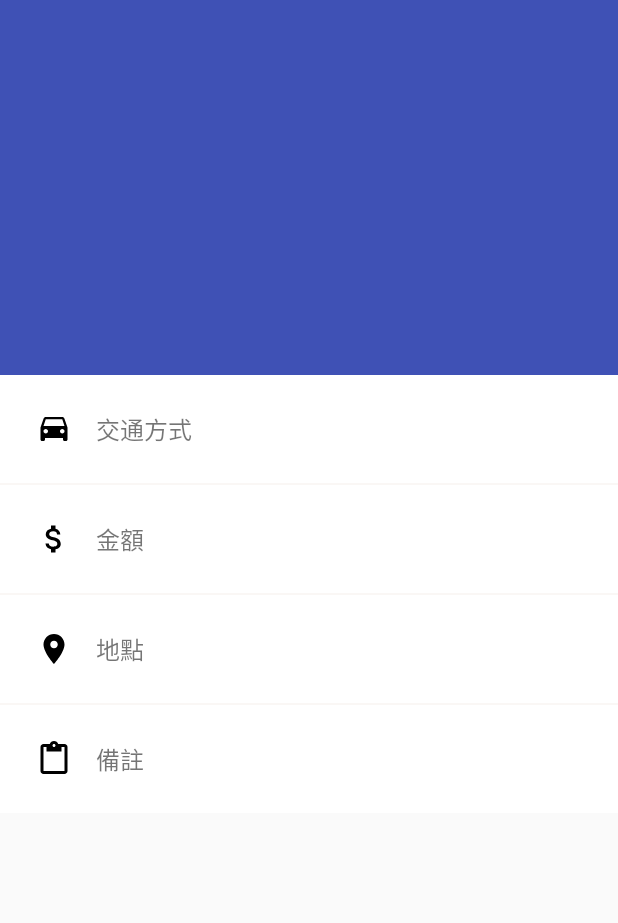
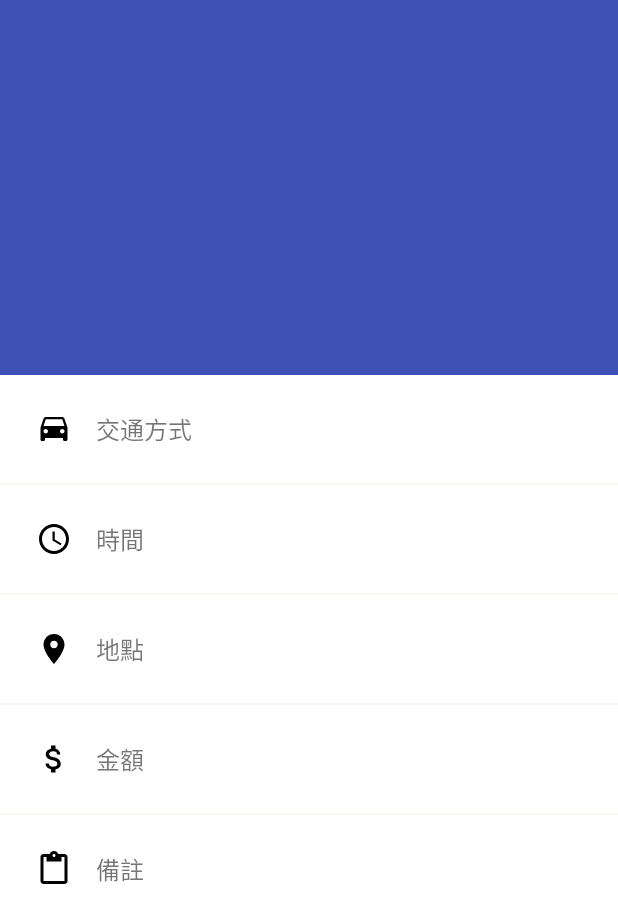
Before and after one commit to hungyanbin/ThailandTrip, an Android app: the layout fragment_schedule.xml on its own in the app's theme, with its tools: preview values and no code run, on a phone screen of 412 x 824 dp. Shown: the top 923 px of the screen. Run offline under Robolectric (Android 15) with nearby library versions, the phone set to English and light mode, and no system bars.

Commit message:
show schedule’s time

```diff
--- a/app/src/main/java/com/yanin/thailandtrip/WeekViewEventConverter.java
+++ b/app/src/main/java/com/yanin/thailandtrip/WeekViewEventConverter.java
@@ -10,16 +10,19 @@ import com.yanin.thailandtrip.schedule.ScheduleConstants;
 import java.text.ParseException;
 import java.text.SimpleDateFormat;
 import java.util.Calendar;
+import java.util.Date;
 import java.util.Locale;
 
 public class WeekViewEventConverter {
 
     private SimpleDateFormat dateFormat;
+    private SimpleDateFormat shortDateFormat;
     private Context context;
 
     public WeekViewEventConverter(Context context) {
         this.context = context;
         dateFormat = new SimpleDateFormat("yyyy-MM-dd HH:mm", Locale.getDefault());
+        shortDateFormat = new SimpleDateFormat("HH:mm", Locale.getDefault());
     }
 
     public WeekViewEvent convert(Schedule schedule){
@@ -55,4 +58,15 @@ public class WeekViewEventConverter {
         }
         return ContextCompat.getColor(context, colorRes);
     }
+
+    public String convertToShowingTime(String startTime, String endTime){
+        try {
+            Date end = dateFormat.parse(endTime);
+            String shortenEndTime = shortDateFormat.format(end);
+
+            return startTime + " - " + shortenEndTime;
+        } catch (ParseException e) {
+            throw new IllegalArgumentException("unexpected format : " + endTime);
+        }
+    }
 }
--- a/app/src/main/java/com/yanin/thailandtrip/schedule/ScheduleFragment.java
+++ b/app/src/main/java/com/yanin/thailandtrip/schedule/ScheduleFragment.java
@@ -28,6 +28,7 @@ public class ScheduleFragment extends BaseFragment implements ScheduleContract.V
     private TextView txtTransport;
     private TextView txtMoney;
     private TextView txtLocation;
+    private TextView txtTime;
     private TextView txtNote;
     private ImageView imageSchedule;
     private ScheduleContract.Presenter presenter;
@@ -71,6 +72,7 @@ public class ScheduleFragment extends BaseFragment implements ScheduleContract.V
         txtMoney = (TextView)findViewById(R.id.txtMoney);
         txtLocation = (TextView)findViewById(R.id.txtLocation);
         txtNote = (TextView)findViewById(R.id.txtNote);
+        txtTime = (TextView)findViewById(R.id.txtTime);
         imageSchedule = (ImageView)findViewById(R.id.imageSchedule);
     }
 
@@ -100,6 +102,7 @@ public class ScheduleFragment extends BaseFragment implements ScheduleContract.V
         txtTransport.setText(schedule.getTransport());
         txtMoney.setText(String.valueOf(schedule.getMoney()));
         txtLocation.setText(schedule.getLocation());
+        txtTime.setText(converter.convertToShowingTime(schedule.getStartTime(), schedule.getEndTime()));
         txtNote.setText(schedule.getNote());
         Glide.with(this)
                 .load(schedule.getImageUrl())
--- /dev/null
+++ b/app/src/main/res/drawable/ic_time.xml
@@ -0,0 +1,9 @@
+<vector xmlns:android="http://schemas.android.com/apk/res/android"
+        android:width="24dp"
+        android:height="24dp"
+        android:viewportWidth="24.0"
+        android:viewportHeight="24.0">
+    <path
+        android:fillColor="#FF000000"
+        android:pathData="M11.99,2C6.47,2 2,6.48 2,12s4.47,10 9.99,10C17.52,22 22,17.52 22,12S17.52,2 11.99,2zM12,20c-4.42,0 -8,-3.58 -8,-8s3.58,-8 8,-8 8,3.58 8,8 -3.58,8 -8,8zM12.5,7H11v6l5.25,3.15 0.75,-1.23 -4.5,-2.67z"/>
+</vector>
--- a/app/src/main/res/layout/fragment_schedule.xml
+++ b/app/src/main/res/layout/fragment_schedule.xml
@@ -14,7 +14,6 @@
             android:id="@+id/collapsingToolbarLayout"
             android:layout_width="match_parent"
             android:layout_height="match_parent"
-            app:contentScrim="?attr/colorPrimary"
             app:expandedTitleTextAppearance="@style/expandedAppbar"
             app:collapsedTitleTextAppearance="@style/collapsedAppbar"
             app:layout_scrollFlags="scroll|exitUntilCollapsed">
@@ -86,15 +85,15 @@
                     android:layout_height="wrap_content"
                     android:layout_marginEnd="@dimen/gap_2x"
                     android:layout_marginStart="@dimen/gap_3x"
-                    android:contentDescription="@string/schedule_money"
-                    android:src="@drawable/ic_money" />
+                    android:contentDescription="@string/schedule_time"
+                    android:src="@drawable/ic_time" />
 
                 <TextView
-                    android:id="@+id/txtMoney"
+                    android:id="@+id/txtTime"
                     android:layout_width="wrap_content"
                     android:layout_height="wrap_content"
                     android:layout_gravity="center"
-                    android:text="@string/schedule_money"
+                    android:text="@string/schedule_time"
                     android:textSize="@dimen/schedule_itemTextSize" />
             </LinearLayout>
 
@@ -140,6 +139,33 @@
                     android:layout_height="wrap_content"
                     android:layout_marginEnd="@dimen/gap_2x"
                     android:layout_marginStart="@dimen/gap_3x"
+                    android:contentDescription="@string/schedule_money"
+                    android:src="@drawable/ic_money" />
+
+                <TextView
+                    android:id="@+id/txtMoney"
+                    android:layout_width="wrap_content"
+                    android:layout_height="wrap_content"
+                    android:layout_gravity="center"
+                    android:text="@string/schedule_money"
+                    android:textSize="@dimen/schedule_itemTextSize" />
+            </LinearLayout>
+
+            <View style="@style/Divider_Horizontal" />
+
+            <LinearLayout
+                android:layout_width="match_parent"
+                android:layout_height="wrap_content"
+                android:background="@color/white"
+                android:orientation="horizontal"
+                android:paddingBottom="@dimen/gap_3x"
+                android:paddingTop="@dimen/gap_3x">
+
+                <ImageView
+                    android:layout_width="wrap_content"
+                    android:layout_height="wrap_content"
+                    android:layout_marginEnd="@dimen/gap_2x"
+                    android:layout_marginStart="@dimen/gap_3x"
                     android:contentDescription="@string/schedule_note"
                     android:src="@drawable/ic_note" />
 
--- a/app/src/main/res/values/strings.xml
+++ b/app/src/main/res/values/strings.xml
@@ -13,5 +13,6 @@
     <string name="schedule_transport">交通方式</string>
     <string name="schedule_money">金額</string>
     <string name="schedule_location">地點</string>
+    <string name="schedule_time">時間</string>
     <string name="schedule_note">備註</string>
 </resources>
```
